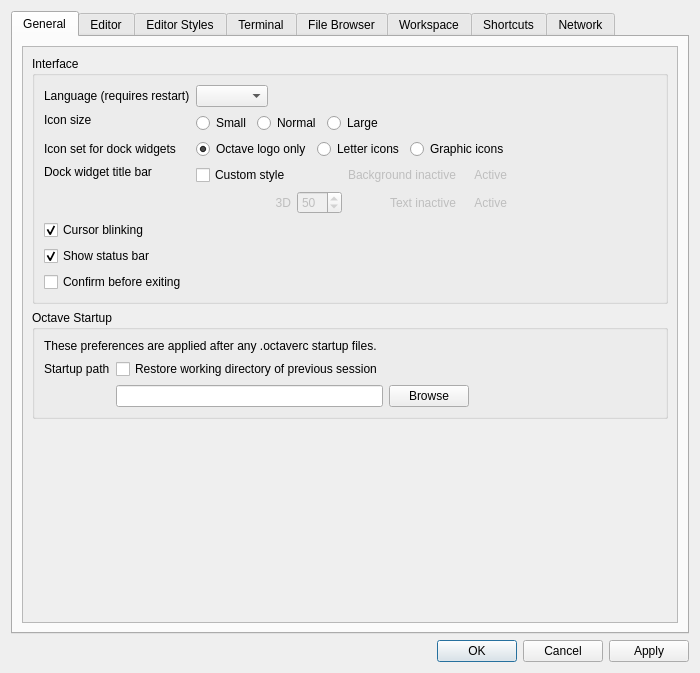
First picture: the form in libgui/src/settings-dialog.ui, repository ctaggart/octave, before the edit.
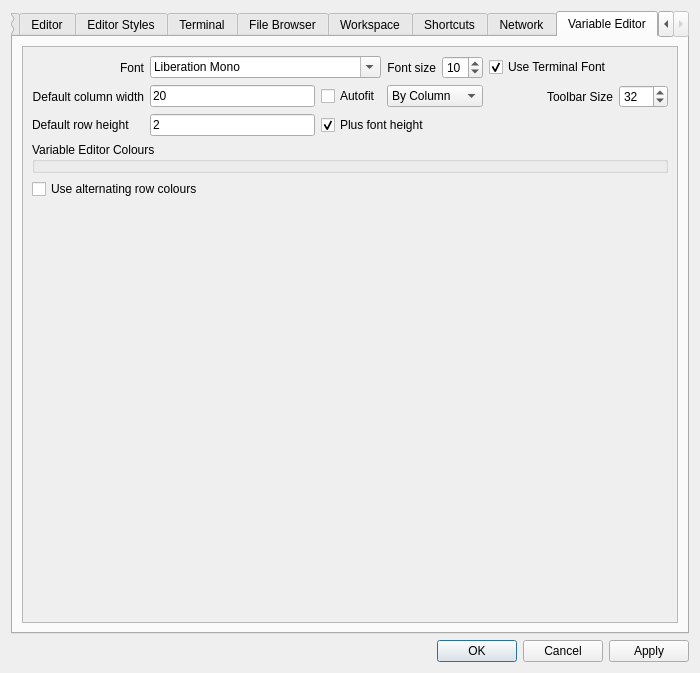
Second picture: the form after the edit. The open tabs and pages were chosen to show the change.

Commit message: provide variable-editor widget for the GUI

Patch:
```diff
--- a/libgui/src/settings-dialog.ui
+++ b/libgui/src/settings-dialog.ui
@@ -2657,6 +2657,228 @@
        </item>
       </layout>
      </widget>
+     <widget class="QWidget" name="tab_varedit">
+      <attribute name="title">
+       <string>Variable Editor</string>
+      </attribute>
+      <layout class="QVBoxLayout" name="verticalLayout_ve_manual">
+       <item>
+        <widget class="QScrollArea" name="scrollArea_8">
+         <property name="widgetResizable">
+          <bool>true</bool>
+         </property>
+         <widget class="QWidget" name="scrollAreaWidgetContents_3">
+          <property name="geometry">
+           <rect>
+            <x>0</x>
+            <y>0</y>
+            <width>678</width>
+            <height>384</height>
+           </rect>
+          </property>
+          <layout class="QVBoxLayout" name="verticalLayout_vesc_manual">
+           <property name="geometry" stdset="0">
+            <rect>
+             <x>0</x>
+             <y>0</y>
+             <width>678</width>
+             <height>384</height>
+            </rect>
+           </property>
+           <item>
+            <layout class="QVBoxLayout" name="verticalLayout_9">
+             <item>
+              <layout class="QGridLayout" name="gridLayout_2">
+               <item row="2" column="0">
+                <widget class="QLabel" name="label_27">
+                 <property name="text">
+                  <string>Default row height</string>
+                 </property>
+                </widget>
+               </item>
+               <item row="0" column="0">
+                <widget class="QLabel" name="label_25">
+                 <property name="text">
+                  <string>Font</string>
+                 </property>
+                 <property name="alignment">
+                  <set>Qt::AlignRight|Qt::AlignTrailing|Qt::AlignVCenter</set>
+                 </property>
+                </widget>
+               </item>
+               <item row="1" column="1">
+                <widget class="QLineEdit" name="varedit_columnWidth">
+                 <property name="text">
+                  <string>20</string>
+                 </property>
+                </widget>
+               </item>
+               <item row="1" column="0">
+                <widget class="QLabel" name="label_16">
+                 <property name="text">
+                  <string>Default column width</string>
+                 </property>
+                 <property name="alignment">
+                  <set>Qt::AlignRight|Qt::AlignTrailing|Qt::AlignVCenter</set>
+                 </property>
+                </widget>
+               </item>
+               <item row="2" column="6">
+                <spacer name="horizontalSpacer_18">
+                 <property name="orientation">
+                  <enum>Qt::Horizontal</enum>
+                 </property>
+                 <property name="sizeHint" stdset="0">
+                  <size>
+                   <width>40</width>
+                   <height>20</height>
+                  </size>
+                 </property>
+                </spacer>
+               </item>
+               <item row="0" column="5">
+                <widget class="QCheckBox" name="varedit_useTerminalFont">
+                 <property name="text">
+                  <string>Use Terminal Font</string>
+                 </property>
+                 <property name="checked">
+                  <bool>true</bool>
+                 </property>
+                </widget>
+               </item>
+               <item row="0" column="4">
+                <widget class="QSpinBox" name="varedit_fontSize">
+                 <property name="value">
+                  <number>10</number>
+                 </property>
+                </widget>
+               </item>
+               <item row="0" column="3">
+                <widget class="QLabel" name="label_26">
+                 <property name="text">
+                  <string>Font size</string>
+                 </property>
+                 <property name="alignment">
+                  <set>Qt::AlignRight|Qt::AlignTrailing|Qt::AlignVCenter</set>
+                 </property>
+                </widget>
+               </item>
+               <item row="2" column="1">
+                <widget class="QLineEdit" name="varedit_rowHeight">
+                 <property name="text">
+                  <string>2</string>
+                 </property>
+                </widget>
+               </item>
+               <item row="0" column="1" colspan="2">
+                <widget class="QFontComboBox" name="varedit_font">
+                 <property name="currentFont">
+                  <font>
+                   <family>Liberation Mono</family>
+                  </font>
+                 </property>
+                </widget>
+               </item>
+               <item row="1" column="2">
+                <widget class="QCheckBox" name="varedit_autoFitColumnWidth">
+                 <property name="text">
+                  <string>Autofit</string>
+                 </property>
+                </widget>
+               </item>
+               <item row="2" column="2" colspan="2">
+                <widget class="QCheckBox" name="varedit_rowAutofit">
+                 <property name="text">
+                  <string>Plus font height</string>
+                 </property>
+                 <property name="checked">
+                  <bool>true</bool>
+                 </property>
+                </widget>
+               </item>
+               <item row="1" column="3" colspan="2">
+                <widget class="QComboBox" name="varedit_autofitType">
+                 <property name="currentIndex">
+                  <number>0</number>
+                 </property>
+                 <item>
+                  <property name="text">
+                   <string>By Column</string>
+                  </property>
+                 </item>
+                 <item>
+                  <property name="text">
+                   <string>Uniform</string>
+                  </property>
+                 </item>
+                </widget>
+               </item>
+               <item row="1" column="5">
+                <widget class="QLabel" name="label_28">
+                 <property name="text">
+                  <string>Toolbar Size</string>
+                 </property>
+                 <property name="alignment">
+                  <set>Qt::AlignRight|Qt::AlignTrailing|Qt::AlignVCenter</set>
+                 </property>
+                </widget>
+               </item>
+               <item row="1" column="6">
+                <widget class="QSpinBox" name="varedit_toolbarSize">
+                 <property name="minimum">
+                  <number>8</number>
+                 </property>
+                 <property name="maximum">
+                  <number>64</number>
+                 </property>
+                 <property name="singleStep">
+                  <number>8</number>
+                 </property>
+                 <property name="value">
+                  <number>32</number>
+                 </property>
+                </widget>
+               </item>
+              </layout>
+             </item>
+             <item>
+              <widget class="QGroupBox" name="varedit_colors_box">
+               <property name="title">
+                <string>Variable Editor Colours</string>
+               </property>
+              </widget>
+             </item>
+            </layout>
+           </item>
+           <item>
+            <widget class="QCheckBox" name="varedit_alternate">
+             <property name="enabled">
+              <bool>true</bool>
+             </property>
+             <property name="text">
+              <string>Use alternating row colours</string>
+             </property>
+            </widget>
+           </item>
+           <item>
+            <spacer name="verticalSpacer_4">
+             <property name="orientation">
+              <enum>Qt::Vertical</enum>
+             </property>
+             <property name="sizeHint" stdset="0">
+              <size>
+               <width>20</width>
+               <height>40</height>
+              </size>
+             </property>
+            </spacer>
+           </item>
+          </layout>
+         </widget>
+        </widget>
+       </item>
+      </layout>
+     </widget>
     </widget>
    </item>
    <item>
```
The commit also changes 22 other files.
